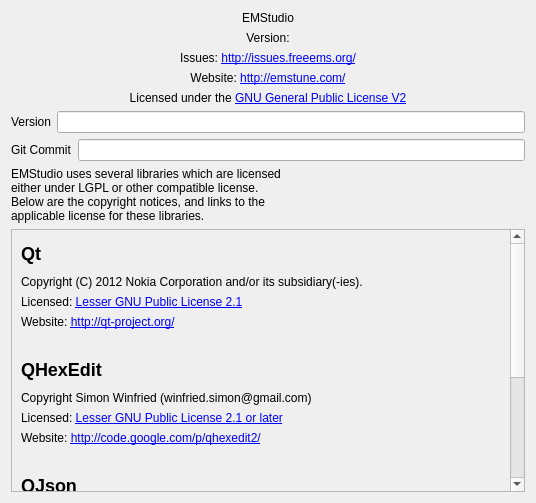
fredcooke/emstudio, file core/src/aboutview.ui: the form before one commit.
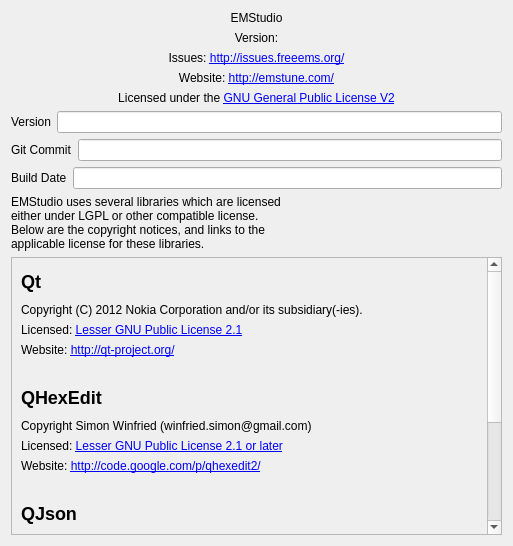
The form after the commit.

Commit message: Fix for git hash not being updated, and addition of GIT_DATE for build date/time

Diff of the .ui file:
```diff
--- a/core/src/aboutview.ui
+++ b/core/src/aboutview.ui
@@ -6,8 +6,8 @@
    <rect>
     <x>0</x>
     <y>0</y>
-    <width>536</width>
-    <height>503</height>
+    <width>513</width>
+    <height>546</height>
    </rect>
   </property>
   <property name="windowTitle">
@@ -108,6 +108,24 @@
          </item>
         </layout>
        </item>
+       <item>
+        <layout class="QHBoxLayout" name="horizontalLayout_3">
+         <item>
+          <widget class="QLabel" name="label_24">
+           <property name="text">
+            <string>Build Date</string>
+           </property>
+          </widget>
+         </item>
+         <item>
+          <widget class="QLineEdit" name="dateLineEdit">
+           <property name="readOnly">
+            <bool>true</bool>
+           </property>
+          </widget>
+         </item>
+        </layout>
+       </item>
       </layout>
      </item>
      <item>
@@ -133,8 +151,8 @@
          <rect>
           <x>0</x>
           <y>0</y>
-          <width>498</width>
-          <height>496</height>
+          <width>473</width>
+          <height>568</height>
          </rect>
         </property>
         <layout class="QVBoxLayout" name="verticalLayout_8">
```
The commit also changes 5 other files.
